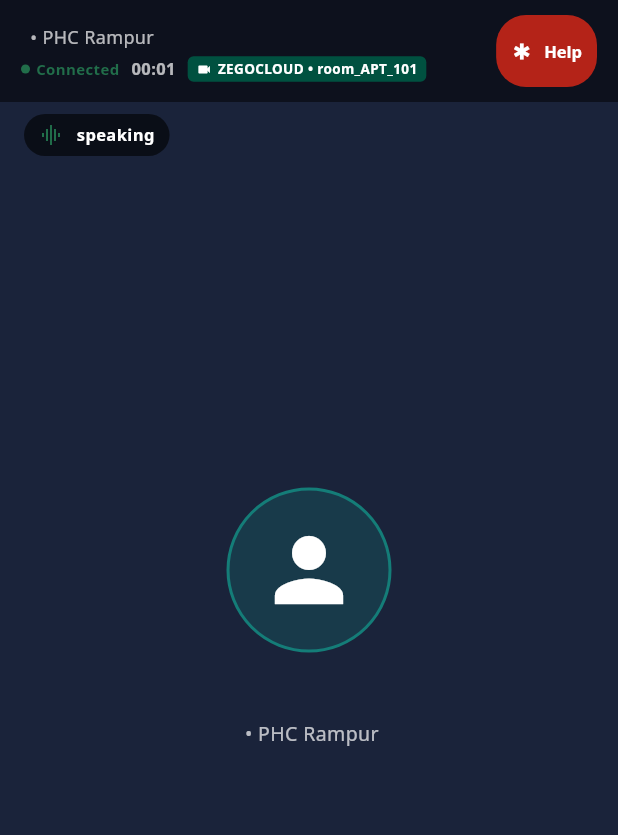
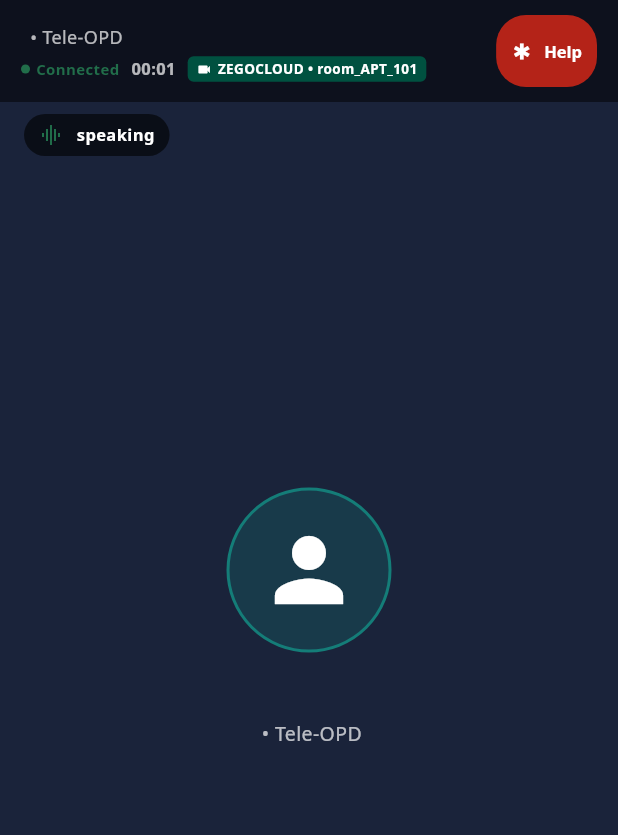
Before and after one commit to siddharth-kundu0/NABHA, a Flutter app: the LiveTeleconsultRoomScreen screen opened directly with empty values, on a phone screen of 412 x 824 dp. Shown: the top 835 px of the screen. Run offline on Flutter 3.47's test engine with Material 3 defaults, Android fonts, the phone set to English and light mode, and no system bars; our stand-ins replace cloud_firestore, firebase_auth, firebase_core, pdf, printing; accounts and stored records are empty; Roboto replaces fonts that are missing (Noto Sans).

Commit message:
feat: complete end-to-end zero-mock teleconsultation matching, dynamic facility linking, and role perspective

```diff
--- a/flutter_app/lib/features/doctor/widgets/doctor_home_tab.dart
+++ b/flutter_app/lib/features/doctor/widgets/doctor_home_tab.dart
@@ -860,6 +860,7 @@ class _DoctorHomeTabState extends State<DoctorHomeTab> {
                           doctorName: doctor.name,
                           specialty: apt.specialty,
                           appointmentId: apt.id,
+                          facilityName: apt.facilityName,
                         ),
                       ),
                     );
--- a/flutter_app/lib/features/doctor/widgets/doctor_queue_tab.dart
+++ b/flutter_app/lib/features/doctor/widgets/doctor_queue_tab.dart
@@ -707,6 +707,7 @@ class _DoctorQueueTabState extends State<DoctorQueueTab> {
                                     doctorName: DoctorRepository().getDoctorForSession(SessionCoordinator()).name,
                                     specialty: apt.specialty,
                                     appointmentId: apt.id,
+                                    facilityName: apt.facilityName,
                                   ),
                                 ),
                               );
--- a/flutter_app/lib/features/patient/screens/patient_home_screen.dart
+++ b/flutter_app/lib/features/patient/screens/patient_home_screen.dart
@@ -385,6 +385,7 @@ class _PatientHomeScreenState extends State<PatientHomeScreen> {
                         doctorName: upcomingApt.doctorName,
                         specialty: upcomingApt.specialty,
                         appointmentId: upcomingApt.id,
+                        facilityName: upcomingApt.facilityName,
                       ),
                     ),
                   );
--- a/flutter_app/lib/features/teleconsult/screens/live_teleconsult_room_screen.dart
+++ b/flutter_app/lib/features/teleconsult/screens/live_teleconsult_room_screen.dart
@@ -2,7 +2,6 @@ import 'dart:async';
 import 'package:flutter/material.dart';
 import 'package:ruralcare/core/theme/app_theme.dart';
 import 'package:ruralcare/app/routes.dart';
-import 'package:ruralcare/data/models/patient_dto.dart';
 import 'package:ruralcare/data/repositories/patient_repository.dart';
 import 'package:ruralcare/data/repositories/appointment_repository.dart';
 import 'package:ruralcare/features/doctor/screens/doctor_care_plan_screen.dart';
@@ -15,6 +14,7 @@ class LiveTeleconsultRoomScreen extends StatefulWidget {
   final String doctorName;
   final String specialty;
   final String? appointmentId;
+  final String? facilityName;
 
   const LiveTeleconsultRoomScreen({
     super.key,
@@ -22,6 +22,7 @@ class LiveTeleconsultRoomScreen extends StatefulWidget {
     required this.doctorName,
     required this.specialty,
     this.appointmentId,
+    this.facilityName,
   });
 
   @override
@@ -153,27 +154,10 @@ class _LiveTeleconsultRoomScreenState extends State<LiveTeleconsultRoomScreen> {
               final patientRepo = PatientRepository();
               final patient = patientRepo.patients.isNotEmpty
                   ? patientRepo.patients.firstWhere(
-                      (p) => p.fullName == widget.patientName,
-                      orElse: () => patientRepo.activePatient ?? patientRepo.patients.first,
+                      (p) => p.fullName == widget.patientName || p.id == widget.patientName,
+                      orElse: () => patientRepo.activePatient ?? patientRepo.getOrCreatePatientForIdentifier(widget.patientName),
                     )
-                  : PatientDto(
-                      id: 'pat-active',
-                      ruralCareId: 'RC-9921',
-                      abhaId: '91-4829-1029-4821',
-                      fullName: widget.patientName,
-                      age: 42,
-                      gender: 'Female',
-                      phoneNumber: '9876543210',
-                      village: 'Rampur',
-                      subCentre: 'Rampur Health Sub-Centre',
-                      district: 'Bilaspur',
-                      assignedAsha: 'Sunita Bai',
-                      emergencyContact: const EmergencyContactDto(
-                        name: 'Ramesh',
-                        relationship: 'Spouse',
-                        phoneNumber: '9876543211',
-                      ),
-                    );
+                  : patientRepo.getOrCreatePatientForIdentifier(widget.patientName);
               Navigator.of(context).pushReplacement(
                 MaterialPageRoute(
                   builder: (c) => DoctorCarePlanScreen(
@@ -277,6 +261,12 @@ class _LiveTeleconsultRoomScreenState extends State<LiveTeleconsultRoomScreen> {
       builder: (context, _) {
         final isHi = session.isHindi;
         final isMr = session.isMarathi;
+        final isDoctorRole = session.activeRole == AppRole.doctor;
+        final remoteName = isDoctorRole ? widget.patientName : widget.doctorName;
+        final localName = isDoctorRole ? widget.doctorName : widget.patientName;
+        final remoteSubtitle = isDoctorRole
+            ? (widget.facilityName != null ? 'Patient • ${widget.facilityName}' : 'Sub-Centre Tele-OPD')
+            : '${widget.specialty} • ${widget.facilityName ?? 'Tele-OPD'}';
 
         return Scaffold(
           backgroundColor: const Color(0xFF131B2E),
@@ -305,12 +295,12 @@ class _LiveTeleconsultRoomScreenState extends State<LiveTeleconsultRoomScreen> {
                           ),
                           const SizedBox(height: 14),
                           Text(
-                            widget.doctorName,
+                            remoteName,
                             style: const TextStyle(fontSize: 19, fontWeight: FontWeight.w700, color: Colors.white),
                           ),
                           const SizedBox(height: 4),
                           Text(
-                            '${widget.specialty} • PHC Rampur',
+                            remoteSubtitle,
                             style: const TextStyle(fontSize: 13, color: Colors.white70),
                           ),
                         ],
@@ -335,8 +325,8 @@ class _LiveTeleconsultRoomScreenState extends State<LiveTeleconsultRoomScreen> {
                         const SizedBox(width: 6),
                         Text(
                           isHi
-                              ? '${widget.doctorName} बोल रहे हैं'
-                              : (isMr ? '${widget.doctorName} बोलत आहेत' : '${widget.doctorName} speaking'),
+                              ? '$remoteName बोल रहे हैं'
+                              : (isMr ? '$remoteName बोलत आहेत' : '$remoteName speaking'),
                           style: const TextStyle(fontSize: 11, fontWeight: FontWeight.w600, color: Colors.white),
                         ),
                       ],
@@ -382,7 +372,7 @@ class _LiveTeleconsultRoomScreenState extends State<LiveTeleconsultRoomScreen> {
                               mainAxisAlignment: MainAxisAlignment.spaceBetween,
                               children: [
                                 Text(
-                                  widget.patientName.split(' ').first,
+                                  localName.split(' ').first,
                                   style: const TextStyle(fontSize: 9, color: Colors.white, fontWeight: FontWeight.w600),
                                 ),
                                 Icon(
@@ -487,11 +477,14 @@ class _LiveTeleconsultRoomScreenState extends State<LiveTeleconsultRoomScreen> {
                             Row(
                               children: [
                                 Text(
-                                  widget.doctorName,
+                                  remoteName,
                                   style: const TextStyle(fontSize: 15, fontWeight: FontWeight.w700, color: Colors.white),
                                 ),
                                 const SizedBox(width: 6),
-                                const Text('• PHC Rampur', style: TextStyle(fontSize: 12, color: Colors.white70)),
+                                Text(
+                                  '• ${widget.facilityName ?? 'Tele-OPD'}',
+                                  style: const TextStyle(fontSize: 12, color: Colors.white70),
+                                ),
                               ],
                             ),
                             const SizedBox(height: 2),
```
Also changed, not shown: flutter_app/lib/data/repositories/doctor_repository.dart (+14 -7 lines), flutter_app/lib/data/repositories/patient_repository.dart (+24 -13 lines), flutter_app/lib/features/auth/screens/patient_registration_screen.dart (+10 -0 lines), flutter_app/lib/features/health_worker/screens/digital_triage_screen.dart (+11 -2 lines), flutter_app/lib/features/patient/screens/appointment_booking_screen.dart (+41 -9 lines), flutter_app/lib/features/teleconsult/screens/teleconsultation_landing_screen.dart (+14 -2 lines), 1 other file.
